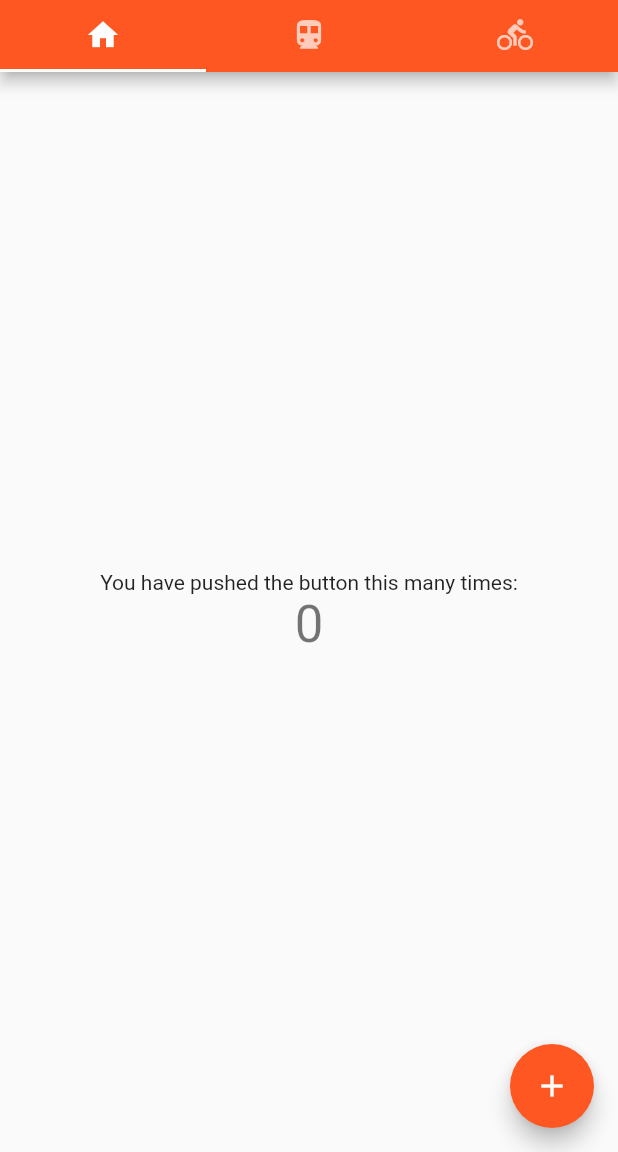
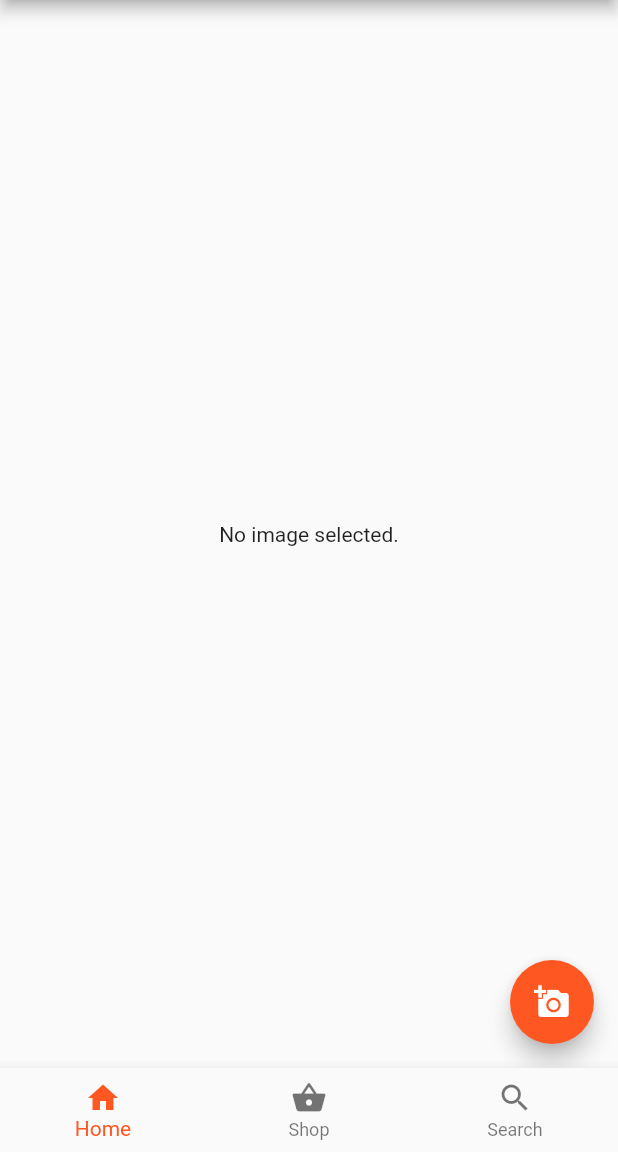
Before and after one commit to tcgj-pteltd/CatchMyProf, a Flutter app: the screen it shows after launch, on a phone screen of 412 x 824 dp, the part 84-1236 px from its top. Run offline on Flutter 3.47's test engine with Material 2 defaults, Android fonts, the phone set to English and light mode, and no system bars; our stand-ins replace image_picker.

Commit message:
Update tabs

```diff
--- a/lib/main.dart
+++ b/lib/main.dart
@@ -1,118 +1,127 @@
+import 'dart:io';
+
 import 'package:flutter/material.dart';
+import 'package:image_picker/image_picker.dart';
 
 void main() {
   runApp(MyApp());
 }
 
 class MyApp extends StatelessWidget {
-  // This widget is the root of your application.
+  static const String _title = 'Catch My Prof!';
+
   @override
   Widget build(BuildContext context) {
     return MaterialApp(
+      title: _title,
+      home: TabsPage(),
       theme: ThemeData(
         primarySwatch: Colors.deepOrange,
         visualDensity: VisualDensity.adaptivePlatformDensity,
-      ),
-      home: DefaultTabController(
-        length: 3,
-        child: Scaffold(
-          appBar: AppBar(
-            bottom: TabBar(
-              tabs: [
-                Tab(icon: Icon(Icons.home)),
-                Tab(icon: Icon(Icons.directions_transit)),
-                Tab(icon: Icon(Icons.directions_bike)),
-              ],
-            ),
-            title: Text('Catch My Prof!'),
-          ),
-          body: TabBarView(
-            children: [
-              HomePage(),
-              Icon(Icons.directions_transit),
-              Icon(Icons.directions_bike),
-            ],
-          ),
-        ),
       ),
     );
   }
 }
 
+class TabsPage extends StatefulWidget {
+  @override
+  _TabsPageState createState() => _TabsPageState();
+}
+
+class _TabsPageState extends State<TabsPage> {
+  int _currentIndex = 0;
+
+  @override
+  Widget build(BuildContext context) {
+    return Scaffold(
+      appBar: AppBar(
+        title: Text('Catch My Prof!'),
+      ),
+      body: IndexedStack(
+        index: _currentIndex,
+        children: [
+          for (final tabItem in TabNavigationItem.items) tabItem.page,
+        ],
+      ),
+      bottomNavigationBar: BottomNavigationBar(
+        currentIndex: _currentIndex,
+        onTap: (int index) => setState(() => _currentIndex = index),
+        items: [
+          for (final tabItem in TabNavigationItem.items)
+            BottomNavigationBarItem(
+              icon: tabItem.icon,
+              title: tabItem.title,
+            )
+        ],
+      ),
+    );
+  }
+}
+
+class TabNavigationItem {
+  final Widget page;
+  final Widget title;
+  final Icon icon;
+
+  TabNavigationItem({
+    @required this.page,
+    @required this.title,
+    @required this.icon,
+  });
+
+  static List<TabNavigationItem> get items => [
+        TabNavigationItem(
+          page: HomePage(),
+          icon: Icon(Icons.home),
+          title: Text("Home"),
+        ),
+        TabNavigationItem(
+          page: HomePage(),
+          icon: Icon(Icons.shopping_basket),
+          title: Text("Shop"),
+        ),
+        TabNavigationItem(
+          page: HomePage(),
+          icon: Icon(Icons.search),
+          title: Text("Search"),
+        ),
+      ];
+}
+
 class HomePage extends StatefulWidget {
   HomePage({Key key}) : super(key: key);
-
-  // This widget is the home page of your application. It is stateful, meaning
-  // that it has a State object (defined below) that contains fields that affect
-  // how it looks.
-
-  // This class is the configuration for the state. It holds the values (in this
-  // case the title) provided by the parent (in this case the App widget) and
-  // used by the build method of the State. Fields in a Widget subclass are
-  // always marked "final".
 
   @override
   _HomePageState createState() => _HomePageState();
 }
 
 class _HomePageState extends State<HomePage> {
-  int _counter = 0;
+  File _image;
+  final picker = ImagePicker();
 
-  void _incrementCounter() {
+  Future getImage() async {
+    final pickedFile = await picker.getImage(source: ImageSource.gallery);
+
     setState(() {
-      // This call to setState tells the Flutter framework that something has
-      // changed in this State, which causes it to rerun the build method below
-      // so that the display can reflect the updated values. If we changed
-      // _counter without calling setState(), then the build method would not be
-      // called again, and so nothing would appear to happen.
-      _counter++;
+      if (pickedFile != null) {
+        _image = File(pickedFile.path);
+      } else {
+        print('No image selected.');
+      }
     });
   }
 
   @override
   Widget build(BuildContext context) {
-    // This method is rerun every time setState is called, for instance as done
-    // by the _incrementCounter method above.
-    //
-    // The Flutter framework has been optimized to make rerunning build methods
-    // fast, so that you can just rebuild anything that needs updating rather
-    // than having to individually change instances of widgets.
     return Scaffold(
       body: Center(
-        // Center is a layout widget. It takes a single child and positions it
-        // in the middle of the parent.
-        child: Column(
-          // Column is also a layout widget. It takes a list of children and
-          // arranges them vertically. By default, it sizes itself to fit its
-          // children horizontally, and tries to be as tall as its parent.
-          //
-          // Invoke "debug painting" (press "p" in the console, choose the
-          // "Toggle Debug Paint" action from the Flutter Inspector in Android
-          // Studio, or the "Toggle Debug Paint" command in Visual Studio Code)
-          // to see the wireframe for each widget.
-          //
-          // Column has various properties to control how it sizes itself and
-          // how it positions its children. Here we use mainAxisAlignment to
-          // center the children vertically; the main axis here is the vertical
-          // axis because Columns are vertical (the cross axis would be
-          // horizontal).
-          mainAxisAlignment: MainAxisAlignment.center,
-          children: <Widget>[
-            Text(
-              'You have pushed the button this many times:',
-            ),
-            Text(
-              '$_counter',
-              style: Theme.of(context).textTheme.headline4,
-            ),
-          ],
-        ),
+        child: _image == null ? Text('No image selected.') : Image.file(_image),
       ),
       floatingActionButton: FloatingActionButton(
-        onPressed: _incrementCounter,
-        tooltip: 'Increment',
-        child: Icon(Icons.add),
-      ), // This trailing comma makes auto-formatting nicer for build methods.
+        onPressed: getImage,
+        tooltip: 'Pick Image',
+        child: Icon(Icons.add_a_photo),
+      ),
     );
   }
 }
--- a/pubspec.yaml
+++ b/pubspec.yaml
@@ -28,6 +28,7 @@ dependencies:
   # The following adds the Cupertino Icons font to your application.
   # Use with the CupertinoIcons class for iOS style icons.
   cupertino_icons: ^1.0.0
+  image_picker: ^0.6.7+20
 
 dev_dependencies:
   flutter_test:
```
Also changed, not shown: pubspec.lock, 3 other files.
